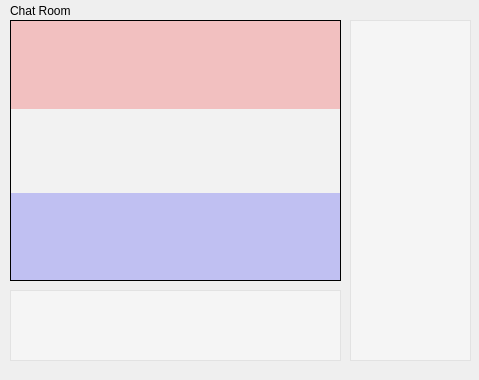
First picture: the form in src/client/roomwindow.ui, repository tnightingale/Chat, before the edit.
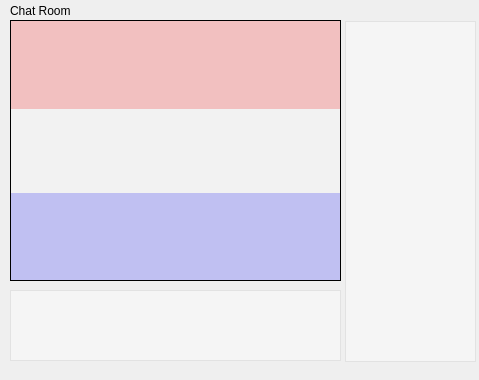
Second picture: the form after the edit. Icons and pictures are not drawn.

The edit to the form file:
```diff
--- a/src/client/roomwindow.ui
+++ b/src/client/roomwindow.ui
@@ -65,15 +65,24 @@
     <string notr="true"/>
    </property>
   </widget>
-  <widget class="QTextBrowser" name="userList">
+  <widget class="QListWidget" name="userList">
    <property name="geometry">
     <rect>
-     <x>350</x>
-     <y>20</y>
-     <width>121</width>
+     <x>345</x>
+     <y>21</y>
+     <width>131</width>
      <height>341</height>
     </rect>
    </property>
+   <property name="sizePolicy">
+    <sizepolicy hsizetype="Maximum" vsizetype="Maximum">
+     <horstretch>0</horstretch>
+     <verstretch>0</verstretch>
+    </sizepolicy>
+   </property>
+   <property name="resizeMode">
+    <enum>QListView::Adjust</enum>
+   </property>
   </widget>
  </widget>
  <resources/>
```
Left out of the diff: 12 changed lines with no effect on the pictures.
